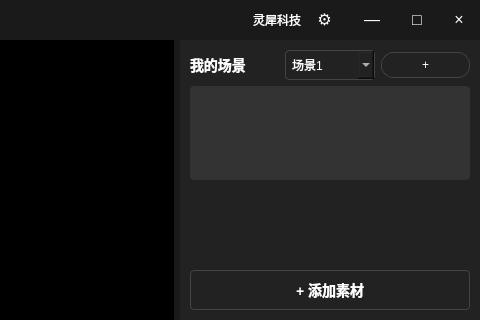
Old version of the form src/app/main_window.ui in the repository fancrystal/livePCWindows; both pictures show x 720 to 1200 and y 0 to 320 of the 1200 by 800 pixel window.
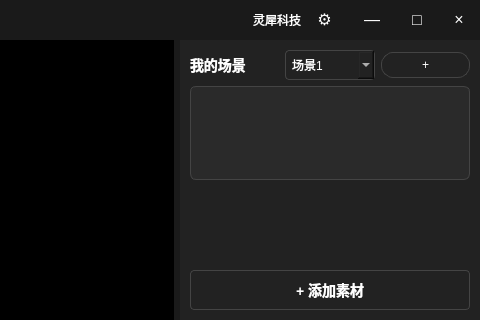
New version of the form.

```diff
--- a/src/app/main_window.ui
+++ b/src/app/main_window.ui
@@ -373,10 +373,22 @@
             <item>
              <widget class="QWidget" name="sceneItemsWidget" native="true">
               <property name="styleSheet">
-               <string notr="true">background-color: #333333; border-radius: 4px;</string>
+               <string notr="true">background-color: #2a2a2a; border-radius: 6px; border: 1px solid #444444;</string>
               </property>
               <layout class="QVBoxLayout" name="verticalLayout_sceneItems">
                <property name="spacing">
+                <number>3</number>
+               </property>
+               <property name="leftMargin">
+                <number>5</number>
+               </property>
+               <property name="topMargin">
+                <number>5</number>
+               </property>
+               <property name="rightMargin">
+                <number>5</number>
+               </property>
+               <property name="bottomMargin">
                 <number>5</number>
                </property>
               </layout>
```
Left out of the diff: 8 changed lines with no effect on the pictures.
